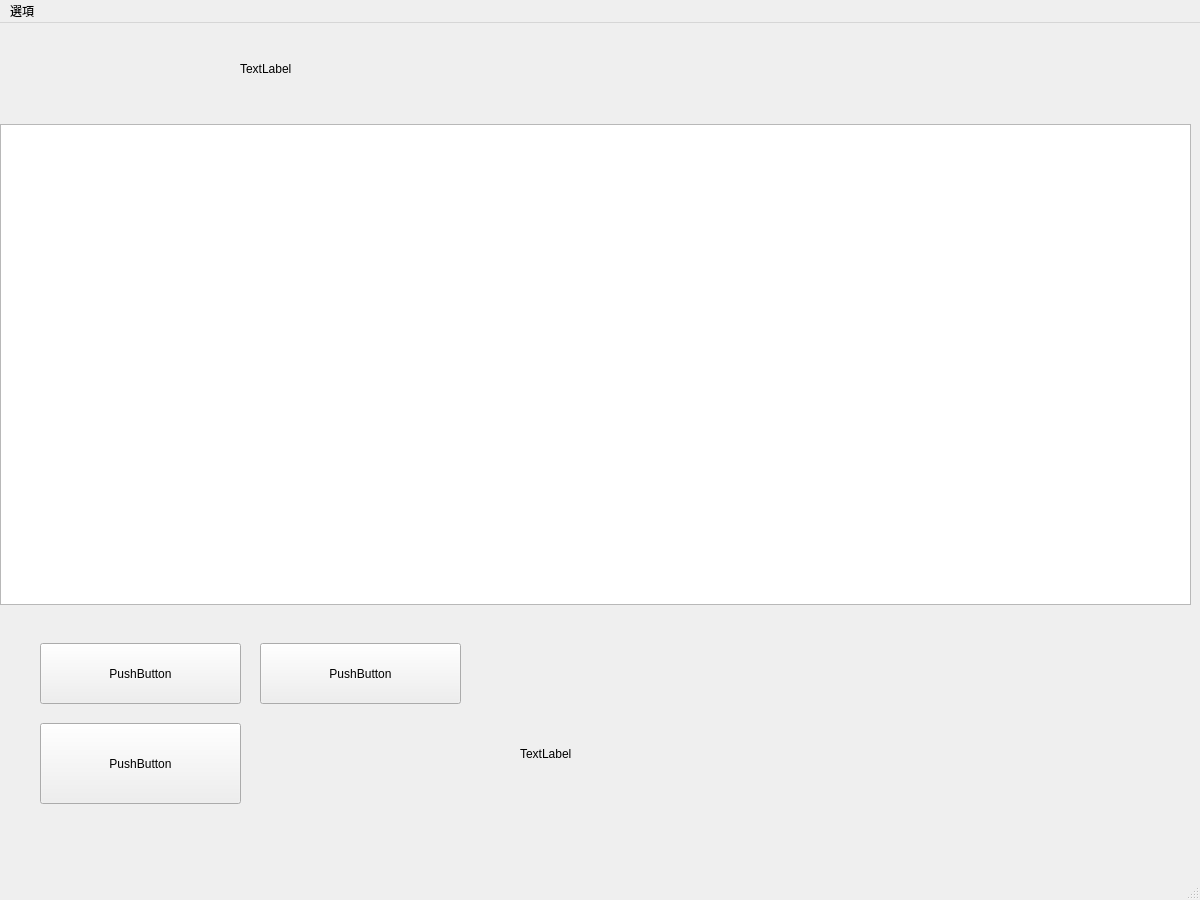
The window that WHO.ui (jychen0611/SWProject) describes before a commit, drawn with Qt 5.
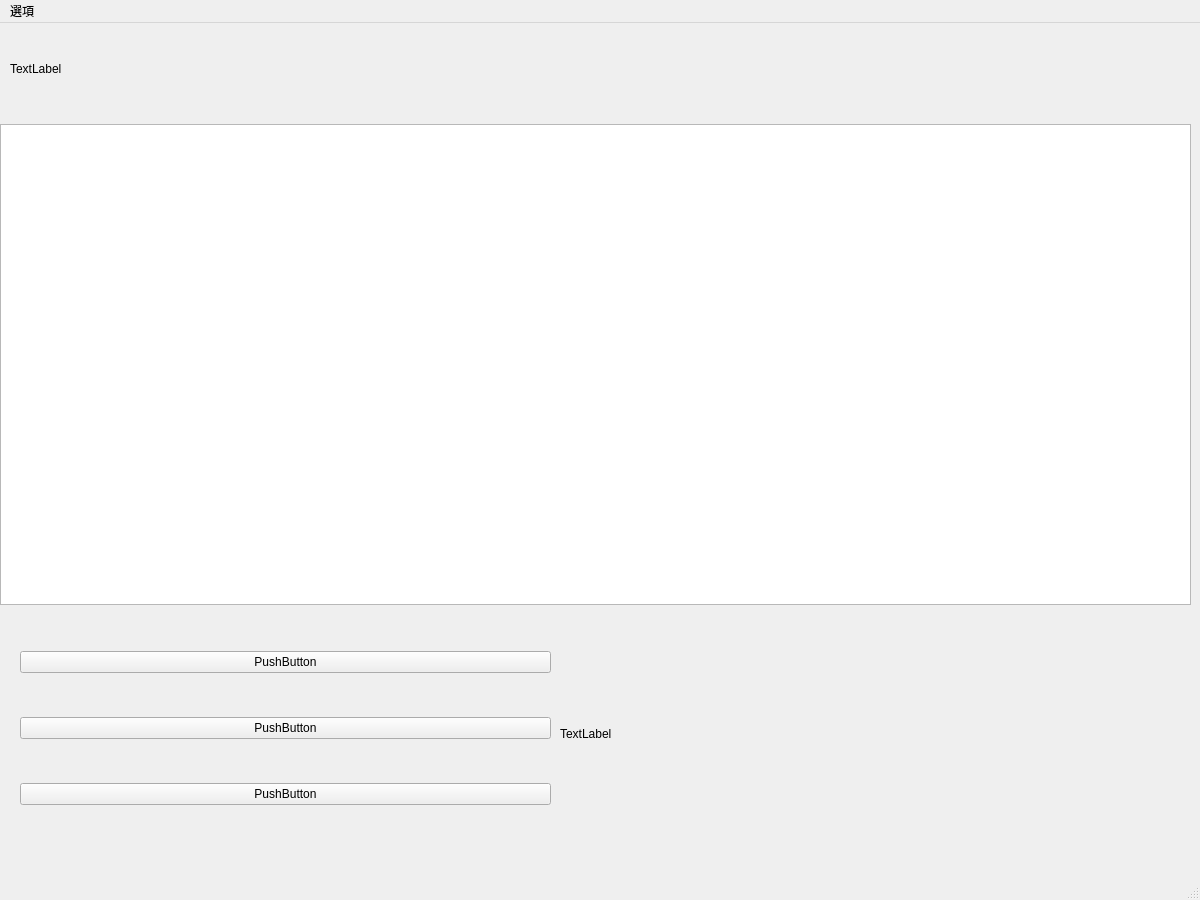
The same window after the commit.

The edit to the form file:
```diff
--- a/WHO.ui
+++ b/WHO.ui
@@ -14,27 +14,11 @@
    <string>MainWindow</string>
   </property>
   <widget class="QWidget" name="centralwidget">
-   <widget class="QPushButton" name="pushButton">
-    <property name="geometry">
-     <rect>
-      <x>260</x>
-      <y>620</y>
-      <width>201</width>
-      <height>61</height>
-     </rect>
-    </property>
-    <property name="text">
-     <string>PushButton</string>
-    </property>
-    <property name="autoDefault">
-     <bool>false</bool>
-    </property>
-   </widget>
    <widget class="QLabel" name="label">
     <property name="geometry">
      <rect>
-      <x>520</x>
-      <y>610</y>
+      <x>560</x>
+      <y>590</y>
       <width>661</width>
       <height>241</height>
      </rect>
@@ -46,7 +30,7 @@
    <widget class="QLabel" name="label_3">
     <property name="geometry">
      <rect>
-      <x>240</x>
+      <x>10</x>
       <y>20</y>
       <width>551</width>
       <height>51</height>
@@ -56,19 +40,6 @@
      <string>TextLabel</string>
     </property>
    </widget>
-   <widget class="QPushButton" name="pushButton_2">
-    <property name="geometry">
-     <rect>
-      <x>40</x>
-      <y>700</y>
-      <width>201</width>
-      <height>81</height>
-     </rect>
-    </property>
-    <property name="text">
-     <string>PushButton</string>
-    </property>
-   </widget>
    <widget class="QTableWidget" name="tableWidget">
     <property name="geometry">
      <rect>
@@ -79,18 +50,41 @@
      </rect>
     </property>
    </widget>
-   <widget class="QPushButton" name="pushButton_3">
+   <widget class="QWidget" name="gridLayoutWidget">
     <property name="geometry">
      <rect>
-      <x>40</x>
-      <y>620</y>
-      <width>201</width>
-      <height>61</height>
+      <x>20</x>
+      <y>590</y>
+      <width>531</width>
+      <height>231</height>
      </rect>
     </property>
-    <property name="text">
-     <string>PushButton</string>
-    </property>
+    <layout class="QGridLayout" name="gridLayout">
+     <item row="3" column="0">
+      <widget class="QPushButton" name="pushButton_2">
+       <property name="text">
+        <string>PushButton</string>
+       </property>
+      </widget>
+     </item>
+     <item row="0" column="0">
+      <widget class="QPushButton" name="pushButton">
+       <property name="text">
+        <string>PushButton</string>
+       </property>
+       <property name="autoDefault">
+        <bool>false</bool>
+       </property>
+      </widget>
+     </item>
+     <item row="1" column="0">
+      <widget class="QPushButton" name="pushButton_3">
+       <property name="text">
+        <string>PushButton</string>
+       </property>
+      </widget>
+     </item>
+    </layout>
    </widget>
   </widget>
   <widget class="QMenuBar" name="menubar">
```
